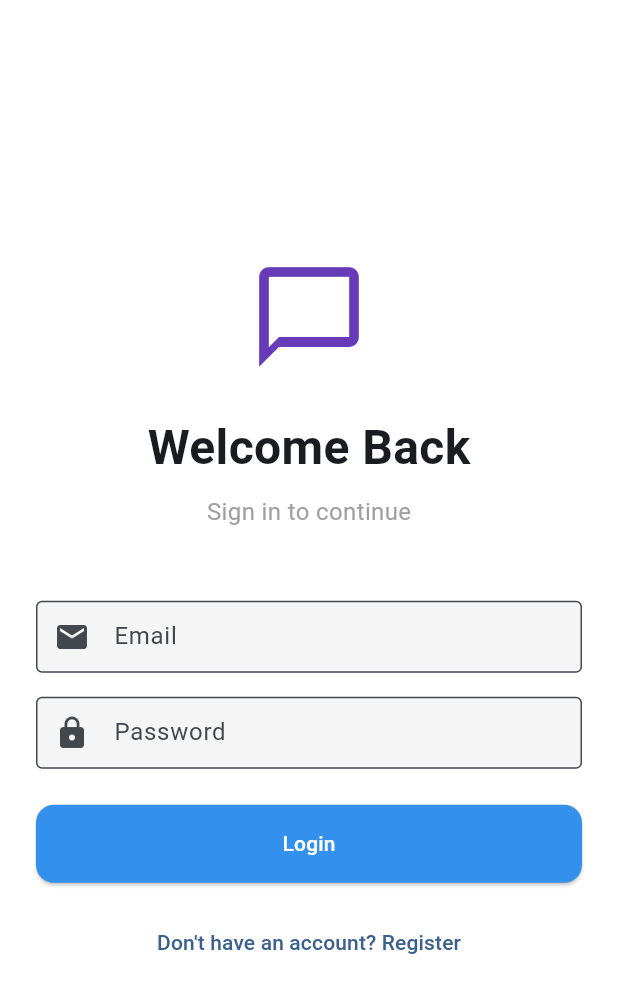
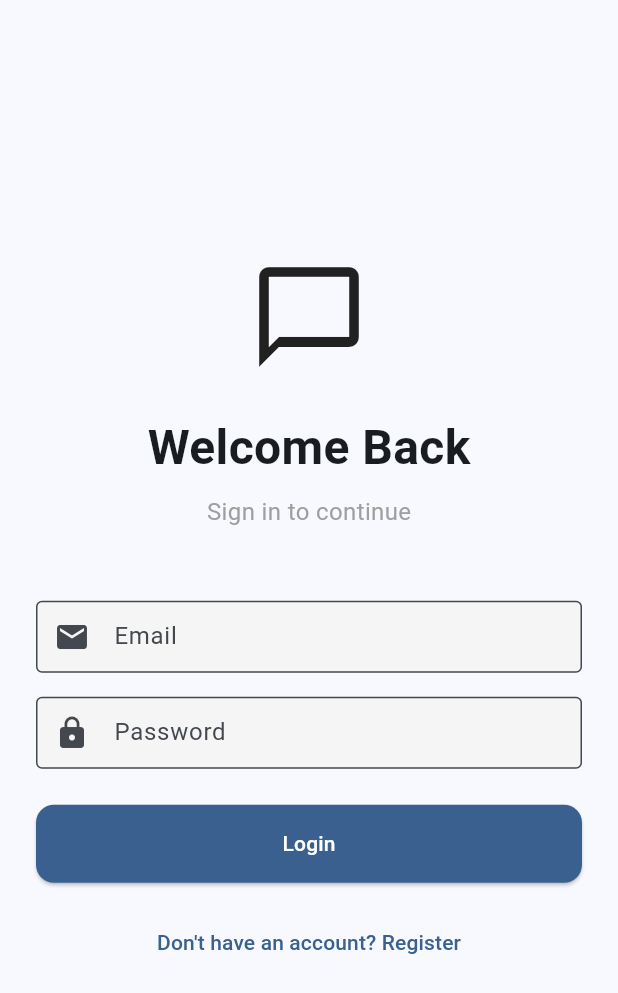
Before and after one commit to NotEduCo342/OMMessenger-mobile, a Flutter app: the screen it shows after launch, on a phone screen of 412 x 824 dp. Shown: the top 993 px of the screen. Run offline on Flutter 3.47's test engine with Material 3 defaults, Android fonts, the phone set to English and light mode, and no system bars; our stand-ins replace connectivity_plus, drift, drift_flutter, flutter_secure_storage, package_info_plus, shared_preferences and 1 more; accounts and stored records are empty; generated files the repository leaves out were written again.

Commit message:
UI Improvements

```diff
--- a/lib/providers/theme_provider.dart
+++ b/lib/providers/theme_provider.dart
@@ -34,21 +34,25 @@ class ThemeProvider with ChangeNotifier {
   }
 
   ThemeData get lightTheme {
+    final colorScheme = ColorScheme.fromSeed(
+      seedColor: const Color(0xFF3390EC), // Telegram blue
+      brightness: Brightness.light,
+    );
+
     return ThemeData(
       useMaterial3: true,
       brightness: Brightness.light,
-      colorScheme: ColorScheme.fromSeed(
-        seedColor: const Color(0xFF3390EC), // Telegram blue
-        brightness: Brightness.light,
+      colorScheme: colorScheme,
+      appBarTheme: AppBarTheme(
+        elevation: 0,
+        scrolledUnderElevation: 0,
+        centerTitle: false,
+        backgroundColor: colorScheme.surface,
+        foregroundColor: colorScheme.onSurface,
+        surfaceTintColor: Colors.transparent,
       ),
-      appBarTheme: const AppBarTheme(
-        elevation: 0,
-        centerTitle: false,
-        backgroundColor: Color(0xFF3390EC),
-        foregroundColor: Colors.white,
-      ),
-      scaffoldBackgroundColor: Colors.white,
-      cardColor: Colors.white,
+      scaffoldBackgroundColor: colorScheme.surface,
+      cardColor: colorScheme.surface,
       dividerColor: const Color(0xFFE0E0E0),
       inputDecorationTheme: InputDecorationTheme(
         filled: true,
@@ -61,8 +65,8 @@ class ThemeProvider with ChangeNotifier {
       ),
       elevatedButtonTheme: ElevatedButtonThemeData(
         style: ElevatedButton.styleFrom(
-          backgroundColor: const Color(0xFF3390EC),
-          foregroundColor: Colors.white,
+          backgroundColor: colorScheme.primary,
+          foregroundColor: colorScheme.onPrimary,
           shape: RoundedRectangleBorder(
             borderRadius: BorderRadius.circular(12),
           ),
@@ -76,20 +80,24 @@ class ThemeProvider with ChangeNotifier {
   }
 
   ThemeData get darkTheme {
+    final colorScheme = ColorScheme.fromSeed(
+      seedColor: const Color(0xFF3390EC), // Telegram blue
+      brightness: Brightness.dark,
+    );
+
     return ThemeData(
       useMaterial3: true,
       brightness: Brightness.dark,
-      colorScheme: ColorScheme.fromSeed(
-        seedColor: const Color(0xFF3390EC), // Telegram blue
-        brightness: Brightness.dark,
-      ),
+      colorScheme: colorScheme,
       scaffoldBackgroundColor: const Color(0xFF0E1621), // Telegram X dark
       cardColor: const Color(0xFF17212B),
       appBarTheme: const AppBarTheme(
         elevation: 0,
+        scrolledUnderElevation: 0,
         centerTitle: false,
         backgroundColor: Color(0xFF17212B),
         foregroundColor: Colors.white,
+        surfaceTintColor: Colors.transparent,
       ),
       dividerColor: const Color(0xFF222D3A),
       inputDecorationTheme: InputDecorationTheme(
@@ -103,8 +111,8 @@ class ThemeProvider with ChangeNotifier {
       ),
       elevatedButtonTheme: ElevatedButtonThemeData(
         style: ElevatedButton.styleFrom(
-          backgroundColor: const Color(0xFF3390EC),
-          foregroundColor: Colors.white,
+          backgroundColor: colorScheme.primary,
+          foregroundColor: colorScheme.onPrimary,
           shape: RoundedRectangleBorder(
             borderRadius: BorderRadius.circular(12),
           ),
--- a/lib/screens/login_screen.dart
+++ b/lib/screens/login_screen.dart
@@ -29,7 +29,7 @@ class _LoginScreenState extends State<LoginScreen> {
                 const Icon(
                   Icons.chat_bubble_outline,
                   size: 80,
-                  color: Colors.deepPurple,
+                  color: null,
                 ),
                 const SizedBox(height: 24),
                 const Text(
--- a/lib/widgets/message_status_indicator.dart
+++ b/lib/widgets/message_status_indicator.dart
@@ -14,6 +14,8 @@ class MessageStatusIndicator extends StatelessWidget {
     IconData icon;
     Color color;
 
+    final colorScheme = Theme.of(context).colorScheme;
+
     switch (message.status) {
       case 'pending':
         icon = Icons.schedule;
@@ -29,7 +31,7 @@ class MessageStatusIndicator extends StatelessWidget {
         break;
       case 'read':
         icon = Icons.done_all;
-        color = Colors.blue;
+        color = colorScheme.primary;
         break;
       case 'failed':
         icon = Icons.error_outline;
```
Also changed, not shown: lib/screens/chat_screen.dart (+34 -24 lines).
